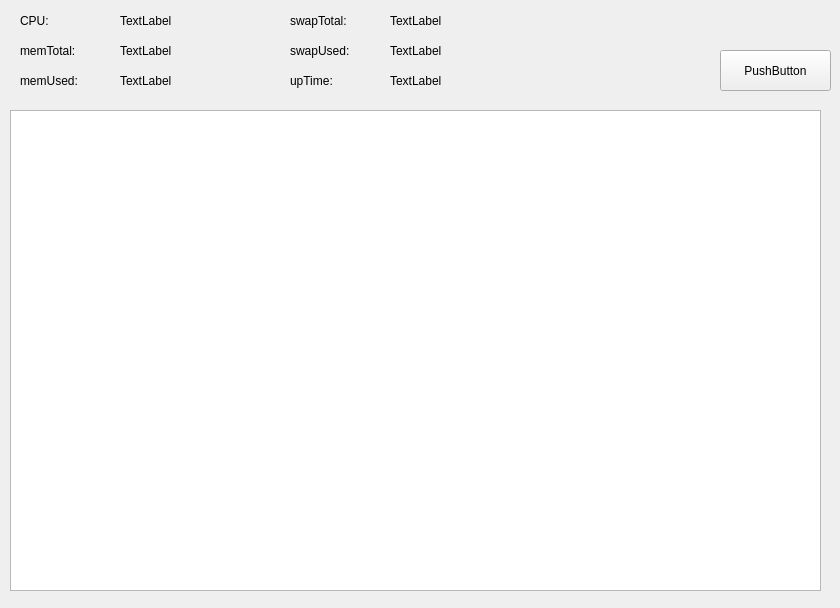
frankenstein27/hqtop, file hqtop/widget.ui: the form before one commit.
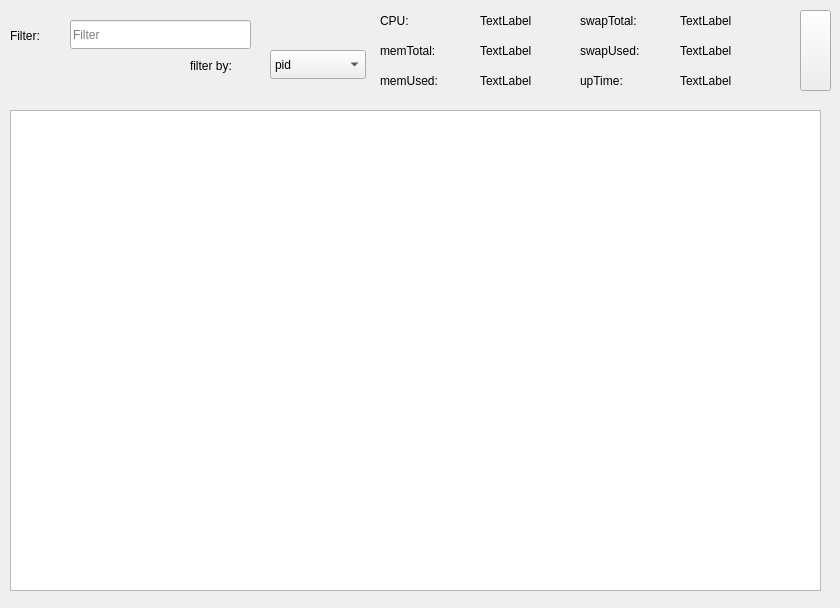
The form after the commit.

Diff of the .ui file:
```diff
--- a/hqtop/widget.ui
+++ b/hqtop/widget.ui
@@ -16,14 +16,14 @@
   <widget class="QPushButton" name="testPushButton">
    <property name="geometry">
     <rect>
-     <x>720</x>
-     <y>50</y>
-     <width>111</width>
-     <height>41</height>
+     <x>800</x>
+     <y>10</y>
+     <width>31</width>
+     <height>81</height>
     </rect>
    </property>
    <property name="text">
-    <string>PushButton</string>
+    <string/>
    </property>
   </widget>
   <widget class="QTableView" name="processesTableView">
@@ -39,7 +39,7 @@
   <widget class="QLabel" name="label">
    <property name="geometry">
     <rect>
-     <x>20</x>
+     <x>380</x>
      <y>10</y>
      <width>71</width>
      <height>21</height>
@@ -52,7 +52,7 @@
   <widget class="QLabel" name="cpuLabel">
    <property name="geometry">
     <rect>
-     <x>120</x>
+     <x>480</x>
      <y>10</y>
      <width>101</width>
      <height>21</height>
@@ -65,7 +65,7 @@
   <widget class="QLabel" name="label_2">
    <property name="geometry">
     <rect>
-     <x>20</x>
+     <x>380</x>
      <y>40</y>
      <width>91</width>
      <height>21</height>
@@ -78,7 +78,7 @@
   <widget class="QLabel" name="memTotalLabel">
    <property name="geometry">
     <rect>
-     <x>120</x>
+     <x>480</x>
      <y>40</y>
      <width>101</width>
      <height>21</height>
@@ -91,7 +91,7 @@
   <widget class="QLabel" name="label_3">
    <property name="geometry">
     <rect>
-     <x>20</x>
+     <x>380</x>
      <y>70</y>
      <width>91</width>
      <height>21</height>
@@ -104,7 +104,7 @@
   <widget class="QLabel" name="memUsedLabel">
    <property name="geometry">
     <rect>
-     <x>120</x>
+     <x>480</x>
      <y>70</y>
      <width>101</width>
      <height>21</height>
@@ -117,7 +117,7 @@
   <widget class="QLabel" name="label_4">
    <property name="geometry">
     <rect>
-     <x>290</x>
+     <x>580</x>
      <y>10</y>
      <width>91</width>
      <height>21</height>
@@ -130,7 +130,7 @@
   <widget class="QLabel" name="swapTotalLabel">
    <property name="geometry">
     <rect>
-     <x>390</x>
+     <x>680</x>
      <y>10</y>
      <width>101</width>
      <height>21</height>
@@ -143,7 +143,7 @@
   <widget class="QLabel" name="label_5">
    <property name="geometry">
     <rect>
-     <x>290</x>
+     <x>580</x>
      <y>40</y>
      <width>91</width>
      <height>21</height>
@@ -156,7 +156,7 @@
   <widget class="QLabel" name="swapUsedLabel">
    <property name="geometry">
     <rect>
-     <x>390</x>
+     <x>680</x>
      <y>40</y>
      <width>101</width>
      <height>21</height>
@@ -169,7 +169,7 @@
   <widget class="QLabel" name="upTimeLabel">
    <property name="geometry">
     <rect>
-     <x>390</x>
+     <x>680</x>
      <y>70</y>
      <width>101</width>
      <height>21</height>
@@ -182,7 +182,7 @@
   <widget class="QLabel" name="label_6">
    <property name="geometry">
     <rect>
-     <x>290</x>
+     <x>580</x>
      <y>70</y>
      <width>91</width>
      <height>21</height>
@@ -192,6 +192,78 @@
     <string>upTime:</string>
    </property>
   </widget>
+  <widget class="QLabel" name="label_7">
+   <property name="geometry">
+    <rect>
+     <x>10</x>
+     <y>20</y>
+     <width>51</width>
+     <height>31</height>
+    </rect>
+   </property>
+   <property name="text">
+    <string>Filter:</string>
+   </property>
+  </widget>
+  <widget class="QLineEdit" name="FilterLineEdit">
+   <property name="geometry">
+    <rect>
+     <x>70</x>
+     <y>20</y>
+     <width>181</width>
+     <height>29</height>
+    </rect>
+   </property>
+   <property name="text">
+    <string/>
+   </property>
+   <property name="placeholderText">
+    <string>Filter</string>
+   </property>
+  </widget>
+  <widget class="QComboBox" name="FilterComboBox">
+   <property name="geometry">
+    <rect>
+     <x>270</x>
+     <y>50</y>
+     <width>96</width>
+     <height>29</height>
+    </rect>
+   </property>
+   <item>
+    <property name="text">
+     <string>pid</string>
+    </property>
+   </item>
+   <item>
+    <property name="text">
+     <string>name</string>
+    </property>
+   </item>
+   <item>
+    <property name="text">
+     <string>user</string>
+    </property>
+   </item>
+   <item>
+    <property name="text">
+     <string>state</string>
+    </property>
+   </item>
+  </widget>
+  <widget class="QLabel" name="label_8">
+   <property name="geometry">
+    <rect>
+     <x>190</x>
+     <y>50</y>
+     <width>81</width>
+     <height>31</height>
+    </rect>
+   </property>
+   <property name="text">
+    <string>filter by:</string>
+   </property>
+  </widget>
  </widget>
  <resources/>
  <connections/>
```
